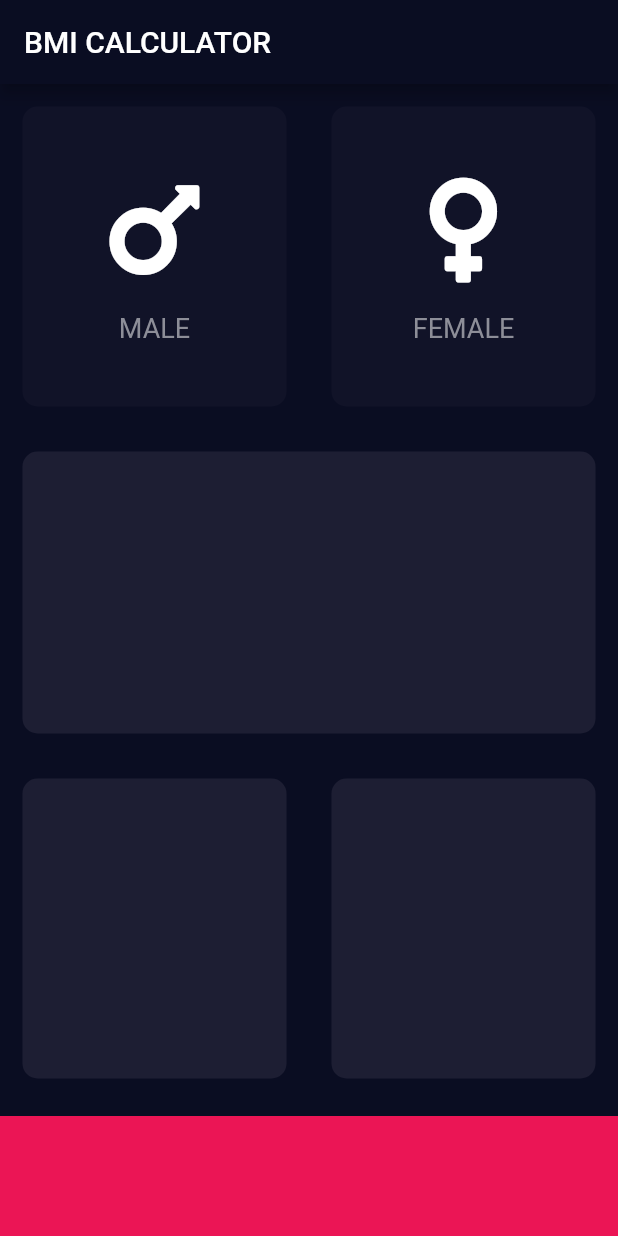
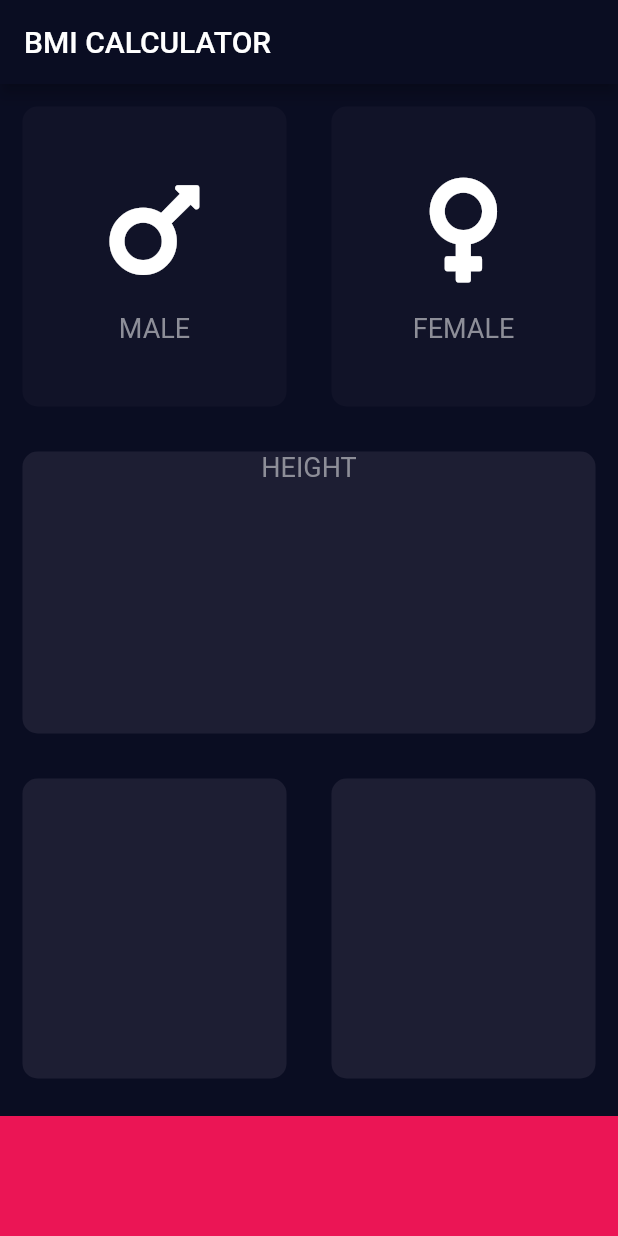
Before and after one commit to kawarimidoll/flutter_course_bmi_calculator, a Flutter app: the screen it shows after launch, on a phone screen of 412 x 824 dp. Run offline on Flutter 3.47's test engine with Material 2 defaults, Android fonts, the phone set to English and light mode, and no system bars; our stand-ins replace font_awesome_flutter.

Commit message:
add constants.dart

```diff
--- /dev/null
+++ b/lib/constants.dart
@@ -0,0 +1,16 @@
+import 'package:flutter/material.dart';
+
+const kMainColor = Color(0xFF0A0D22);
+
+const kActiveCardColor = Color(0xFF1D1E33);
+const kInactiveCardColor = Color(0xFF111328);
+
+const kBottomContainerHeight = 80.0;
+const kBottomContainerColor = Color(0xFFEB1555);
+
+const kIconSize = 80.0;
+const kLabelGap = 15.0;
+const kLabelTextStyle = TextStyle(
+  fontSize: 18.0,
+  color: Color(0xFF8D8E98),
+);
--- a/lib/icon_content.dart
+++ b/lib/icon_content.dart
@@ -1,11 +1,5 @@
 import 'package:flutter/material.dart';
-
-const iconSize = 80.0;
-const labelGap = 15.0;
-const labelTextStyle = TextStyle(
-  fontSize: 18.0,
-  color: Color(0xFF8D8E98),
-);
+import 'constants.dart';
 
 class IconContent extends StatelessWidget {
   final IconData icon;
@@ -18,11 +12,11 @@ class IconContent extends StatelessWidget {
     return Column(
       mainAxisAlignment: MainAxisAlignment.center,
       children: [
-        Icon(icon, size: iconSize),
-        SizedBox(height: labelGap),
+        Icon(icon, size: kIconSize),
+        SizedBox(height: kLabelGap),
         Text(
           label,
-          style: labelTextStyle,
+          style: kLabelTextStyle,
         ),
       ],
     );
--- a/lib/input_page.dart
+++ b/lib/input_page.dart
@@ -2,11 +2,7 @@ import 'package:flutter/material.dart';
 import 'package:font_awesome_flutter/font_awesome_flutter.dart';
 import 'reusable_card.dart';
 import 'icon_content.dart';
-
-const bottomContainerHeight = 80.0;
-const activeCardColor = Color(0xFF1D1E33);
-const inactiveCardColor = Color(0xFF111328);
-const bottomContainerColor = Color(0xFFEB1555);
+import 'constants.dart';
 
 enum Gender { male, female }
 
@@ -25,6 +21,7 @@ class _InputPageState extends State<InputPage> {
         title: Text('BMI CALCULATOR'),
       ),
       body: Column(
+        crossAxisAlignment: CrossAxisAlignment.stretch,
         children: <Widget>[
           Row(
             children: [
@@ -36,8 +33,8 @@ class _InputPageState extends State<InputPage> {
                     });
                   },
                   color: selectedGender == Gender.male
-                      ? activeCardColor
-                      : inactiveCardColor,
+                      ? kActiveCardColor
+                      : kInactiveCardColor,
                   child: IconContent(
                     icon: FontAwesomeIcons.mars,
                     label: 'MALE',
@@ -52,8 +49,8 @@ class _InputPageState extends State<InputPage> {
                     });
                   },
                   color: selectedGender == Gender.female
-                      ? activeCardColor
-                      : inactiveCardColor,
+                      ? kActiveCardColor
+                      : kInactiveCardColor,
                   child: IconContent(
                     icon: FontAwesomeIcons.venus,
                     label: 'FEMALE',
@@ -65,8 +62,15 @@ class _InputPageState extends State<InputPage> {
           Expanded(
             child: ReusableCard(
               onTap: () {},
-              color: activeCardColor,
-              child: Container(),
+              color: kActiveCardColor,
+              child: Column(
+                children: <Widget>[
+                  Text(
+                    'HEIGHT',
+                    style: kLabelTextStyle,
+                  ),
+                ],
+              ),
             ),
           ),
           Row(
@@ -74,24 +78,24 @@ class _InputPageState extends State<InputPage> {
               Expanded(
                 child: ReusableCard(
                   onTap: () {},
-                  color: activeCardColor,
+                  color: kActiveCardColor,
                   child: Container(),
                 ),
               ),
               Expanded(
                 child: ReusableCard(
                   onTap: () {},
-                  color: activeCardColor,
+                  color: kActiveCardColor,
                   child: Container(),
                 ),
               ),
             ],
           ),
           Container(
-            color: bottomContainerColor,
+            color: kBottomContainerColor,
             margin: EdgeInsets.only(top: 10.0),
             width: double.infinity,
-            height: bottomContainerHeight,
+            height: kBottomContainerHeight,
           )
         ],
       ),
--- a/lib/main.dart
+++ b/lib/main.dart
@@ -1,7 +1,6 @@
 import 'package:flutter/material.dart';
 import 'input_page.dart';
-
-const mainColor = Color(0xFF0A0D22);
+import 'constants.dart';
 
 void main() => runApp(BMICalculator());
 
@@ -11,8 +10,8 @@ class BMICalculator extends StatelessWidget {
     return MaterialApp(
       debugShowCheckedModeBanner: false,
       theme: ThemeData.dark().copyWith(
-        primaryColor: mainColor,
-        scaffoldBackgroundColor: mainColor,
+        primaryColor: kMainColor,
+        scaffoldBackgroundColor: kMainColor,
       ),
       home: InputPage(),
     );
```
